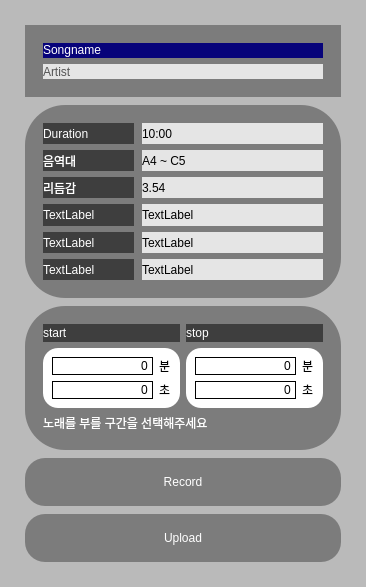
Qt form UI/uiFiles/SongInfo.ui (Hperigee/vocalMaximum) before a commit.
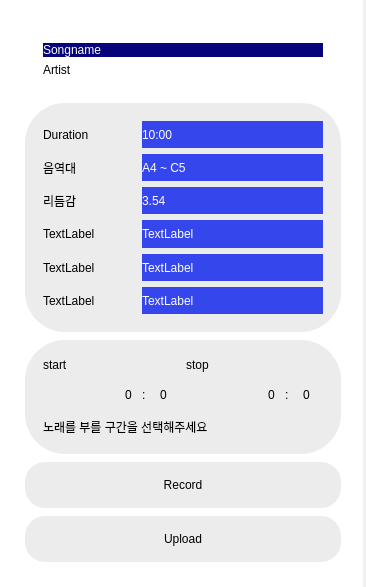
The same form after that commit.

```diff
--- a/UI/uiFiles/SongInfo.ui
+++ b/UI/uiFiles/SongInfo.ui
@@ -20,7 +20,8 @@
    <string>Form</string>
   </property>
   <property name="styleSheet">
-   <string notr="true">background-color:rgb(186, 186, 186);</string>
+   <string notr="true">background-color: white;
+border-right: 3px solid  rgb(240, 240, 240);</string>
   </property>
   <layout class="QVBoxLayout" name="verticalLayout">
    <property name="spacing">
@@ -47,8 +48,9 @@
       </sizepolicy>
      </property>
      <property name="styleSheet">
-      <string notr="true">background-color:rgb(124, 124, 124);
-border-radius: 40px;</string>
+      <string notr="true">background-color: transparent;
+border-radius: 40px;
+border:none</string>
      </property>
      <layout class="QVBoxLayout" name="verticalLayout_2">
       <property name="spacing">
@@ -75,7 +77,7 @@
          </sizepolicy>
         </property>
         <property name="styleSheet">
-         <string notr="true">font:11pt &quot;Noto Sans KR&quot;;
+         <string notr="true">font:11pt &quot;Noto Sans KR black&quot;;
 color:white;
 background-color:rgb(7, 3, 122);
 border-radius: 15px;
@@ -95,9 +97,9 @@
          </sizepolicy>
         </property>
         <property name="styleSheet">
-         <string notr="true">font: 11pt &quot;Noto Sans KR&quot;;
-color: rgb(85, 85, 85);
-background-color: rgb(229, 229, 229);
+         <string notr="true">font: 9pt &quot;Noto Sans KR medium&quot;;
+color:black;
+background-color: transparent;
 border-radius: 15px;
 text-align: center;</string>
         </property>
@@ -114,12 +116,13 @@
      <property name="sizePolicy">
       <sizepolicy hsizetype="Preferred" vsizetype="Preferred">
        <horstretch>0</horstretch>
-       <verstretch>8</verstretch>
+       <verstretch>10</verstretch>
       </sizepolicy>
      </property>
      <property name="styleSheet">
-      <string notr="true">background-color:rgb(124, 124, 124);
-border-radius: 40px;</string>
+      <string notr="true">background-color:rgb(236, 236, 236);
+border-radius: 40px;
+border:none;</string>
      </property>
      <layout class="QGridLayout" name="gridLayout">
       <property name="leftMargin">
@@ -140,8 +143,8 @@
       <property name="verticalSpacing">
        <number>6</number>
       </property>
-      <item row="2" column="1">
-       <widget class="QLabel" name="label">
+      <item row="8" column="1">
+       <widget class="QLabel" name="label_10">
         <property name="sizePolicy">
          <sizepolicy hsizetype="Preferred" vsizetype="Preferred">
           <horstretch>2</horstretch>
@@ -149,49 +152,9 @@
          </sizepolicy>
         </property>
         <property name="styleSheet">
-         <string notr="true">font: 9pt &quot;Noto Sans KR&quot;;
-color:black;
-background-color: rgb(229, 229, 229);
-border-radius: 20px;
-text-align: center;</string>
-        </property>
-        <property name="text">
-         <string>10:00</string>
-        </property>
-       </widget>
-      </item>
-      <item row="2" column="0">
-       <widget class="QLabel" name="Duration">
-        <property name="sizePolicy">
-         <sizepolicy hsizetype="Preferred" vsizetype="Preferred">
-          <horstretch>1</horstretch>
-          <verstretch>1</verstretch>
-         </sizepolicy>
-        </property>
-        <property name="styleSheet">
-         <string notr="true">font: 9pt &quot;Noto Sans KR&quot;;
+         <string notr="true">font: 9pt &quot;Noto Sans KR medium&quot;;
 color:white;
-background-color: rgb(62, 62, 62);
-border-radius: 20px;
-text-align: center;</string>
-        </property>
-        <property name="text">
-         <string>Duration</string>
-        </property>
-       </widget>
-      </item>
-      <item row="9" column="0">
-       <widget class="QLabel" name="label_8">
-        <property name="sizePolicy">
-         <sizepolicy hsizetype="Preferred" vsizetype="Preferred">
-          <horstretch>1</horstretch>
-          <verstretch>1</verstretch>
-         </sizepolicy>
-        </property>
-        <property name="styleSheet">
-         <string notr="true">font: 9pt &quot;Noto Sans KR&quot;;
-color:white;
-background-color: rgb(62, 62, 62);
+background-color: rgb(52, 70, 236);
 border-radius: 20px;
 text-align: center;</string>
         </property>
@@ -209,9 +172,9 @@
          </sizepolicy>
         </property>
         <property name="styleSheet">
-         <string notr="true">font: 9pt &quot;Noto Sans KR&quot;;
-color:white;
-background-color: rgb(62, 62, 62);
+         <string notr="true">font: 9pt &quot;Noto Sans KR medium&quot;;
+color:black;
+background-color:rgb(236, 236, 236);
 border-radius: 20px;
 text-align: center;</string>
         </property>
@@ -220,6 +183,26 @@
         </property>
        </widget>
       </item>
+      <item row="7" column="0">
+       <widget class="QLabel" name="label_2">
+        <property name="sizePolicy">
+         <sizepolicy hsizetype="Preferred" vsizetype="Preferred">
+          <horstretch>1</horstretch>
+          <verstretch>1</verstretch>
+         </sizepolicy>
+        </property>
+        <property name="styleSheet">
+         <string notr="true">font: 9pt &quot;Noto Sans KR medium&quot;;
+color:black;
+background-color:rgb(236, 236, 236);
+border-radius: 20px;
+text-align: center;</string>
+        </property>
+        <property name="text">
+         <string>TextLabel</string>
+        </property>
+       </widget>
+      </item>
       <item row="4" column="1">
        <widget class="QLabel" name="label_7">
         <property name="sizePolicy">
@@ -229,9 +212,9 @@
          </sizepolicy>
         </property>
         <property name="styleSheet">
-         <string notr="true">font: 9pt &quot;Noto Sans KR&quot;;
-color:black;
-background-color: rgb(229, 229, 229);
+         <string notr="true">font: 9pt &quot;Noto Sans KR medium&quot;;
+color:white;
+background-color: rgb(52, 70, 236);
 border-radius: 20px;
 text-align: center;</string>
         </property>
@@ -240,46 +223,6 @@
         </property>
        </widget>
       </item>
-      <item row="7" column="1">
-       <widget class="QLabel" name="label_9">
-        <property name="sizePolicy">
-         <sizepolicy hsizetype="Preferred" vsizetype="Preferred">
-          <horstretch>2</horstretch>
-          <verstretch>0</verstretch>
-         </sizepolicy>
-        </property>
-        <property name="styleSheet">
-         <string notr="true">font: 9pt &quot;Noto Sans KR&quot;;
-color:black;
-background-color: rgb(229, 229, 229);
-border-radius: 20px;
-text-align: center;</string>
-        </property>
-        <property name="text">
-         <string>TextLabel</string>
-        </property>
-       </widget>
-      </item>
-      <item row="8" column="1">
-       <widget class="QLabel" name="label_10">
-        <property name="sizePolicy">
-         <sizepolicy hsizetype="Preferred" vsizetype="Preferred">
-          <horstretch>2</horstretch>
-          <verstretch>0</verstretch>
-         </sizepolicy>
-        </property>
-        <property name="styleSheet">
-         <string notr="true">font: 9pt &quot;Noto Sans KR&quot;;
-color:black;
-background-color: rgb(229, 229, 229);
-border-radius: 20px;
-text-align: center;</string>
-        </property>
-        <property name="text">
-         <string>TextLabel</string>
-        </property>
-       </widget>
-      </item>
       <item row="8" column="0">
        <widget class="QLabel" name="label_4">
         <property name="sizePolicy">
@@ -289,9 +232,9 @@
          </sizepolicy>
         </property>
         <property name="styleSheet">
-         <string notr="true">font: 9pt &quot;Noto Sans KR&quot;;
-color:white;
-background-color: rgb(62, 62, 62);
+         <string notr="true">font: 9pt &quot;Noto Sans KR medium&quot;;
+color:black;
+background-color:rgb(236, 236, 236);
 border-radius: 20px;
 text-align: center;</string>
         </property>
@@ -300,8 +243,28 @@
         </property>
        </widget>
       </item>
-      <item row="7" column="0">
-       <widget class="QLabel" name="label_2">
+      <item row="2" column="1">
+       <widget class="QLabel" name="label">
+        <property name="sizePolicy">
+         <sizepolicy hsizetype="Preferred" vsizetype="Preferred">
+          <horstretch>2</horstretch>
+          <verstretch>0</verstretch>
+         </sizepolicy>
+        </property>
+        <property name="styleSheet">
+         <string notr="true">font: 9pt &quot;Noto Sans KR medium&quot;;
+color:white;
+background-color: rgb(52, 70, 236);
+border-radius: 20px;
+text-align: center;</string>
+        </property>
+        <property name="text">
+         <string>10:00</string>
+        </property>
+       </widget>
+      </item>
+      <item row="9" column="0">
+       <widget class="QLabel" name="label_8">
         <property name="sizePolicy">
          <sizepolicy hsizetype="Preferred" vsizetype="Preferred">
           <horstretch>1</horstretch>
@@ -309,9 +272,29 @@
          </sizepolicy>
         </property>
         <property name="styleSheet">
-         <string notr="true">font: 9pt &quot;Noto Sans KR&quot;;
+         <string notr="true">font: 9pt &quot;Noto Sans KR medium&quot;;
+color:black;
+background-color:rgb(236, 236, 236);
+border-radius: 20px;
+text-align: center;</string>
+        </property>
+        <property name="text">
+         <string>TextLabel</string>
+        </property>
+       </widget>
+      </item>
+      <item row="7" column="1">
+       <widget class="QLabel" name="label_9">
+        <property name="sizePolicy">
+         <sizepolicy hsizetype="Preferred" vsizetype="Preferred">
+          <horstretch>2</horstretch>
+          <verstretch>0</verstretch>
+         </sizepolicy>
+        </property>
+        <property name="styleSheet">
+         <string notr="true">font: 9pt &quot;Noto Sans KR medium&quot;;
 color:white;
-background-color: rgb(62, 62, 62);
+background-color: rgb(52, 70, 236);
 border-radius: 20px;
 text-align: center;</string>
         </property>
@@ -329,9 +312,9 @@
          </sizepolicy>
         </property>
         <property name="styleSheet">
-         <string notr="true">font: 9pt &quot;Noto Sans KR&quot;;
-color:white;
-background-color: rgb(62, 62, 62);
+         <string notr="true">font: 9pt &quot;Noto Sans KR medium&quot;;
+color:black;
+background-color:rgb(236, 236, 236);
 border-radius: 20px;
 text-align: center;</string>
         </property>
@@ -349,9 +332,9 @@
          </sizepolicy>
         </property>
         <property name="styleSheet">
-         <string notr="true">font: 9pt &quot;Noto Sans KR&quot;;
-color:black;
-background-color: rgb(229, 229, 229);
+         <string notr="true">font: 9pt &quot;Noto Sans KR medium&quot;;
+color:white;
+background-color: rgb(52, 70, 236);
 border-radius: 20px;
 text-align: center;</string>
         </property>
@@ -369,9 +352,9 @@
          </sizepolicy>
         </property>
         <property name="styleSheet">
-         <string notr="true">font: 9pt &quot;Noto Sans KR&quot;;
-color:black;
-background-color: rgb(229, 229, 229);
+         <string notr="true">font: 9pt &quot;Noto Sans KR medium&quot;;
+color:white;
+background-color: rgb(52, 70, 236);
 border-radius: 20px;
 text-align: center;</string>
         </property>
@@ -380,6 +363,26 @@
         </property>
        </widget>
       </item>
+      <item row="2" column="0">
+       <widget class="QLabel" name="Duration">
+        <property name="sizePolicy">
+         <sizepolicy hsizetype="Preferred" vsizetype="Preferred">
+          <horstretch>1</horstretch>
+          <verstretch>1</verstretch>
+         </sizepolicy>
+        </property>
+        <property name="styleSheet">
+         <string notr="true">font: 9pt &quot;Noto Sans KR medium&quot;;
+color:black;
+background-color:rgb(236, 236, 236);
+border-radius: 20px;
+text-align: center;</string>
+        </property>
+        <property name="text">
+         <string>Duration</string>
+        </property>
+       </widget>
+      </item>
      </layout>
     </widget>
    </item>
@@ -388,7 +391,7 @@
      <property name="sizePolicy">
       <sizepolicy hsizetype="Preferred" vsizetype="Preferred">
        <horstretch>0</horstretch>
-       <verstretch>6</verstretch>
+       <verstretch>4</verstretch>
       </sizepolicy>
      </property>
      <property name="minimumSize">
@@ -398,8 +401,9 @@
       </size>
      </property>
      <property name="styleSheet">
-      <string notr="true">background-color:rgb(124, 124, 124);
-border-radius: 40px;</string>
+      <string notr="true">background-color:rgb(236, 236, 236);
+border-radius: 40px;
+border:none;</string>
      </property>
      <layout class="QGridLayout" name="gridLayout_2">
       <property name="leftMargin">
@@ -414,47 +418,76 @@
       <property name="bottomMargin">
        <number>18</number>
       </property>
+      <item row="2" column="0" colspan="2">
+       <widget class="QLabel" name="label_12">
+        <property name="sizePolicy">
+         <sizepolicy hsizetype="Preferred" vsizetype="Preferred">
+          <horstretch>0</horstretch>
+          <verstretch>1</verstretch>
+         </sizepolicy>
+        </property>
+        <property name="styleSheet">
+         <string notr="true">font: 10pt &quot;Noto Sans KR medium&quot;;
+color: black;</string>
+        </property>
+        <property name="text">
+         <string>노래를 부를 구간을 선택해주세요</string>
+        </property>
+       </widget>
+      </item>
+      <item row="0" column="0">
+       <widget class="QLabel" name="StartText">
+        <property name="sizePolicy">
+         <sizepolicy hsizetype="Preferred" vsizetype="Preferred">
+          <horstretch>1</horstretch>
+          <verstretch>1</verstretch>
+         </sizepolicy>
+        </property>
+        <property name="styleSheet">
+         <string notr="true">font: 12pt &quot;Noto Sans KR medium&quot;;
+color:black;
+background-color:rgb(236, 236, 236);
+border-radius: 20px;
+text-align: center;</string>
+        </property>
+        <property name="text">
+         <string>start</string>
+        </property>
+       </widget>
+      </item>
       <item row="1" column="0">
        <widget class="QWidget" name="StartTimeSet" native="true">
         <property name="sizePolicy">
          <sizepolicy hsizetype="Preferred" vsizetype="Preferred">
           <horstretch>0</horstretch>
-          <verstretch>3</verstretch>
+          <verstretch>1</verstretch>
          </sizepolicy>
         </property>
         <property name="styleSheet">
-         <string notr="true">font: 12pt &quot;Noto Sans KR&quot;;
+         <string notr="true">font: 12pt &quot;Noto Sans KR medium&quot;;
 color:black;
-background-color: white;
-border-radius: 15px;
+background-color:rgb(236, 236, 236);
+border-radius: 20px;
 text-align: center;</string>
         </property>
         <layout class="QGridLayout" name="DurationSetGrid_1">
-         <item row="2" column="2">
-          <widget class="QLabel" name="StartSecond">
-           <property name="styleSheet">
-            <string notr="true">font: 12pt &quot;Noto Sans KR&quot;;</string>
-           </property>
-           <property name="text">
-            <string>초</string>
-           </property>
-          </widget>
-         </item>
          <item row="1" column="2">
-          <widget class="QLabel" name="StartMinute">
-           <property name="styleSheet">
-            <string notr="true">font: 12pt &quot;Noto Sans KR&quot;;</string>
-           </property>
+          <widget class="QLabel" name="label_13">
            <property name="text">
-            <string>분</string>
+            <string>:</string>
            </property>
           </widget>
          </item>
-         <item row="2" column="1">
+         <item row="1" column="0">
           <widget class="QSpinBox" name="StartMinuteValue">
+           <property name="sizePolicy">
+            <sizepolicy hsizetype="Minimum" vsizetype="Fixed">
+             <horstretch>6</horstretch>
+             <verstretch>0</verstretch>
+            </sizepolicy>
+           </property>
            <property name="styleSheet">
             <string notr="true">font: 11pt &quot;Noto Sans KR&quot;;
-border: 1px solid black;
 border-radius:0px;</string>
            </property>
            <property name="alignment">
@@ -468,11 +501,11 @@
            </property>
           </widget>
          </item>
-         <item row="1" column="1">
+         <item row="1" column="3">
           <widget class="QSpinBox" name="StartSecondValue">
            <property name="sizePolicy">
             <sizepolicy hsizetype="Minimum" vsizetype="Fixed">
-             <horstretch>3</horstretch>
+             <horstretch>1</horstretch>
              <verstretch>0</verstretch>
             </sizepolicy>
            </property>
@@ -481,7 +514,6 @@
            </property>
            <property name="styleSheet">
             <string notr="true">font: 11pt &quot;Noto Sans KR&quot;;
-border: 1px solid black;
 border-radius:0px;</string>
            </property>
            <property name="wrapping">
@@ -504,31 +536,46 @@
         </layout>
        </widget>
       </item>
+      <item row="0" column="1">
+       <widget class="QLabel" name="StopText">
+        <property name="sizePolicy">
+         <sizepolicy hsizetype="Preferred" vsizetype="Preferred">
+          <horstretch>1</horstretch>
+          <verstretch>0</verstretch>
+         </sizepolicy>
+        </property>
+        <property name="styleSheet">
+         <string notr="true">font: 12pt &quot;Noto Sans KR medium&quot;;
+color:black;
+background-color:rgb(236, 236, 236);
+border-radius: 20px;
+text-align: center;</string>
+        </property>
+        <property name="text">
+         <string>stop</string>
+        </property>
+       </widget>
+      </item>
       <item row="1" column="1">
        <widget class="QWidget" name="StopTimeSet" native="true">
+        <property name="sizePolicy">
+         <sizepolicy hsizetype="Preferred" vsizetype="Preferred">
+          <horstretch>0</horstretch>
+          <verstretch>1</verstretch>
+         </sizepolicy>
+        </property>
         <property name="styleSheet">
-         <string notr="true">font: 12pt &quot;Noto Sans KR&quot;;
+         <string notr="true">font: 12pt &quot;Noto Sans KR medium&quot;;
 color:black;
-background-color: white;
-border-radius: 15px;
+background-color:rgb(236, 236, 236);
+border-radius: 20px;
 text-align: center;</string>
         </property>
         <layout class="QGridLayout" name="DurationSetGrid_2">
-         <item row="1" column="1">
-          <widget class="QLabel" name="StopMinute">
-           <property name="styleSheet">
-            <string notr="true">font: 12pt &quot;Noto Sans KR&quot;;</string>
-           </property>
-           <property name="text">
-            <string>초</string>
-           </property>
-          </widget>
-         </item>
-         <item row="1" column="0">
+         <item row="0" column="2">
           <widget class="QSpinBox" name="StopSecondValue">
            <property name="styleSheet">
             <string notr="true">font: 11pt &quot;Noto Sans KR&quot;;
-border: 1px solid black;
 border-radius:0px;</string>
            </property>
            <property name="alignment">
@@ -542,22 +589,6 @@
            </property>
           </widget>
          </item>
-         <item row="0" column="1">
-          <widget class="QLabel" name="StopSecond">
-           <property name="sizePolicy">
-            <sizepolicy hsizetype="Preferred" vsizetype="Preferred">
-             <horstretch>0</horstretch>
-             <verstretch>2</verstretch>
-            </sizepolicy>
-           </property>
-           <property name="styleSheet">
-            <string notr="true">font: 12pt &quot;Noto Sans KR&quot;;</string>
-           </property>
-           <property name="text">
-            <string>분</string>
-           </property>
-          </widget>
-         </item>
          <item row="0" column="0">
           <widget class="QSpinBox" name="StopMinuteValue">
            <property name="sizePolicy">
@@ -568,7 +599,6 @@
            </property>
            <property name="styleSheet">
             <string notr="true">font: 11pt &quot;Noto Sans KR&quot;;
-border: 1px solid black;
 border-radius:0px;</string>
            </property>
            <property name="alignment">
@@ -579,60 +609,16 @@
            </property>
           </widget>
          </item>
+         <item row="0" column="1">
+          <widget class="QLabel" name="label_14">
+           <property name="text">
+            <string>:</string>
+           </property>
+          </widget>
+         </item>
         </layout>
        </widget>
       </item>
-      <item row="0" column="1">
-       <widget class="QLabel" name="StopText">
-        <property name="sizePolicy">
-         <sizepolicy hsizetype="Preferred" vsizetype="Preferred">
-          <horstretch>1</horstretch>
-          <verstretch>0</verstretch>
-         </sizepolicy>
-        </property>
-        <property name="styleSheet">
-         <string notr="true">font: 12pt &quot;Noto Sans KR&quot;;
-color:white;
-background-color: rgb(62, 62, 62);
-border-radius: 20px;
-text-align: center;</string>
-        </property>
-        <property name="text">
-         <string>stop</string>
-        </property>
-       </widget>
-      </item>
-      <item row="0" column="0">
-       <widget class="QLabel" name="StartText">
-        <property name="sizePolicy">
-         <sizepolicy hsizetype="Preferred" vsizetype="Preferred">
-          <horstretch>1</horstretch>
-          <verstretch>1</verstretch>
-         </sizepolicy>
-        </property>
-        <property name="styleSheet">
-         <string notr="true">font: 12pt &quot;Noto Sans KR&quot;;
-color:white;
-background-color: rgb(62, 62, 62);
-border-radius: 20px;
-text-align: center;</string>
-        </property>
-        <property name="text">
-         <string>start</string>
-        </property>
-       </widget>
-      </item>
-      <item row="2" column="0" colspan="2">
-       <widget class="QLabel" name="label_12">
-        <property name="styleSheet">
-         <string notr="true">font: 10pt &quot;Noto Sans KR&quot;;
-color:white;</string>
-        </property>
-        <property name="text">
-         <string>노래를 부를 구간을 선택해주세요</string>
-        </property>
-       </widget>
-      </item>
      </layout>
     </widget>
    </item>
@@ -645,16 +631,13 @@
       </sizepolicy>
      </property>
      <property name="styleSheet">
-      <string notr="true">
-
-
-
-QPushButton {
+      <string notr="true">QPushButton {
                         background-color: white;
                         border-radius: 20px;
-						background-color:rgb(124, 124, 124);
-						font: 20pt &quot;Noto Sans KR&quot;;
-						color: white;
+						background-color:rgb(236, 236, 236);
+						font: 20pt &quot;Noto Sans KR black&quot;;
+						color: black;
+border:none;
                         }
 
                     QPushButton:hover {
@@ -680,16 +663,13 @@
       </sizepolicy>
      </property>
      <property name="styleSheet">
-      <string notr="true">
-
-
-
-QPushButton {
+      <string notr="true">QPushButton {
                         background-color: white;
                         border-radius: 20px;
-						background-color:rgb(124, 124, 124);
-						font: 20pt &quot;Noto Sans KR&quot;;
-						color: white;
+						background-color:rgb(236, 236, 236);
+						font: 20pt &quot;Noto Sans KR black&quot;;
+						color: black;
+border:none
                         }
 
                     QPushButton:hover {
```
